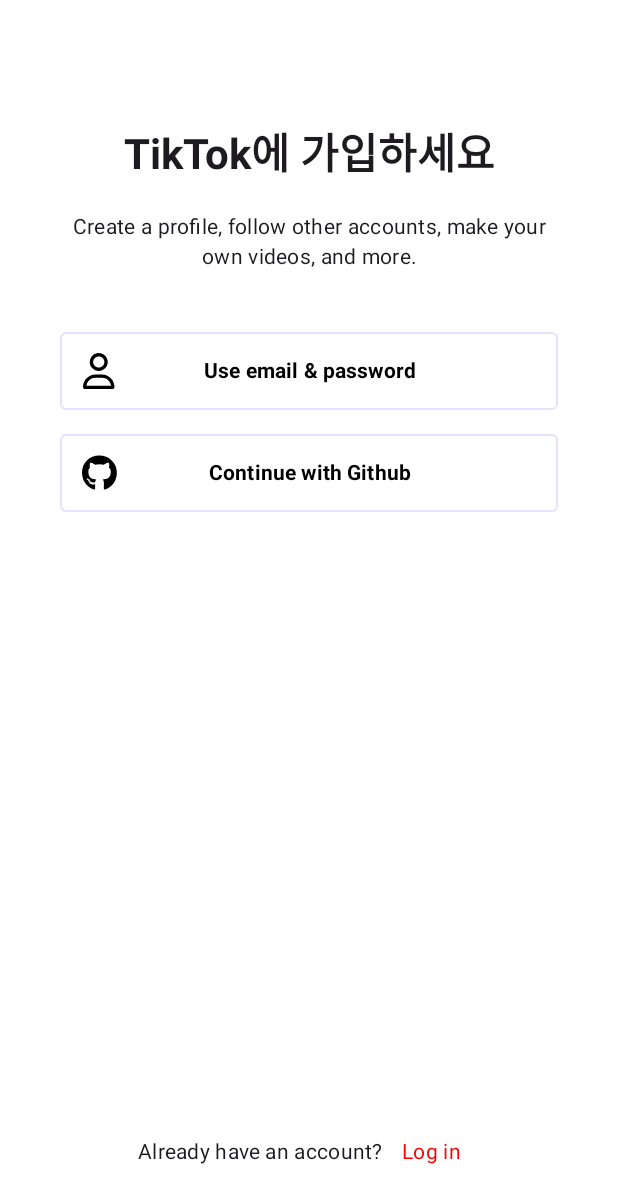
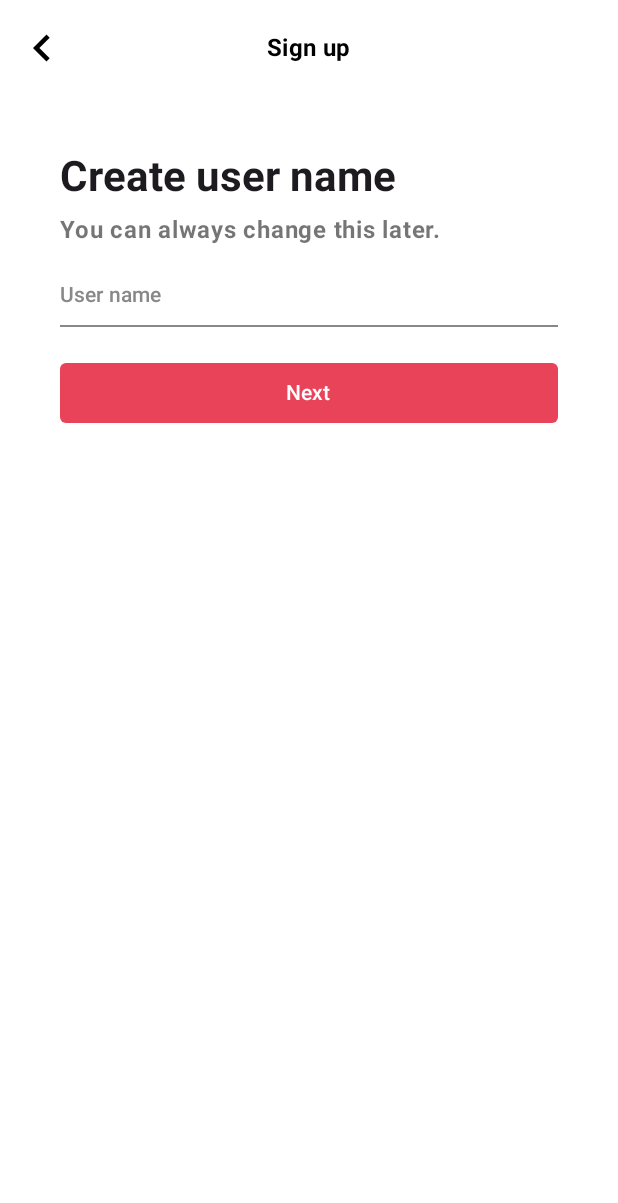
Before and after one commit to bam-e22/tiktok_clone_android, an Android app built with Jetpack Compose: the screen it shows after launch (MainActivity), after a tap on "Use email & password", on a phone screen of 412 x 824 dp. Shown: the top 1203 px of the screen. Run offline under Robolectric (Android 15) with nearby library versions, the phone set to English and light mode, and no system bars.

Commit message:
UserNameScreen 추가. 기타 공통 컴포넌트 추가

```diff
--- a/app/src/main/java/com/example/tiktok/navigation/AuthNavigation.kt
+++ b/app/src/main/java/com/example/tiktok/navigation/AuthNavigation.kt
@@ -6,10 +6,12 @@ import androidx.navigation.compose.composable
 import androidx.navigation.navigation
 import com.example.tiktok.ui.authentication.login.LoginRoute
 import com.example.tiktok.ui.authentication.signup.SignUpRoute
+import com.example.tiktok.ui.authentication.signup.UserNameRoute
 
 const val AuthGraphRoute = "auth_graph"
 const val SignUpNavRoute = "signup"
 const val LoginNavRoute = "login"
+const val UserNameNavRoute = "username"
 
 fun NavGraphBuilder.addAuthNavGraph(
     navController: NavController,
@@ -24,10 +26,21 @@ fun NavGraphBuilder.addAuthNavGraph(
             SignUpRoute(
                 navigateToLogin = {
                     navController.navigate(LoginNavRoute)
+                },
+                navigateToUserName = {
+                    navController.navigate(UserNameNavRoute)
                 }
             )
         }
-
+        composable(
+            route = UserNameNavRoute
+        ) {
+            UserNameRoute(
+                navigateBack = {
+                    navController.popBackStack()
+                }
+            )
+        }
         composable(
             route = LoginNavRoute
         ) {
--- a/app/src/main/java/com/example/tiktok/ui/authentication/login/LoginScreen.kt
+++ b/app/src/main/java/com/example/tiktok/ui/authentication/login/LoginScreen.kt
@@ -67,11 +67,11 @@ fun LoginScreen(
                 .padding(
                     bottom = paddingValues.calculateBottomPadding(),
                     start = 40.dp,
-                    end = 40.dp
+                    end = 40.dp,
+                    top = 80.dp
                 ),
             horizontalAlignment = Alignment.CenterHorizontally,
         ) {
-            Spacer(modifier = Modifier.height(80.dp))
             Text(
                 text = "Log in to TikTok",
                 style = MaterialTheme.typography.headlineMedium.copy(fontWeight = FontWeight.Bold),
--- a/app/src/main/java/com/example/tiktok/ui/authentication/signup/SignUpScreen.kt
+++ b/app/src/main/java/com/example/tiktok/ui/authentication/signup/SignUpScreen.kt
@@ -29,15 +29,18 @@ import com.example.tiktok.ui.theme.TiktokTheme
 @Composable
 fun SignUpRoute(
     navigateToLogin: () -> Unit,
+    navigateToUserName: () -> Unit,
 ) {
     SignUpScreen(
-        navigateToLogin = navigateToLogin
+        navigateToLogin = navigateToLogin,
+        navigateToUserName = navigateToUserName
     )
 }
 
 @Composable
 private fun SignUpScreen(
     navigateToLogin: () -> Unit,
+    navigateToUserName: () -> Unit,
 ) {
     Scaffold(
         modifier = Modifier
@@ -69,11 +72,11 @@ private fun SignUpScreen(
                 .padding(
                     bottom = paddingValues.calculateBottomPadding(),
                     start = 40.dp,
-                    end = 40.dp
+                    end = 40.dp,
+                    top = 80.dp
                 ),
             horizontalAlignment = Alignment.CenterHorizontally,
         ) {
-            Spacer(modifier = Modifier.height(80.dp))
             Text(
                 text = "TikTok에 가입하세요",
                 style = MaterialTheme.typography.headlineMedium.copy(fontWeight = FontWeight.Bold),
@@ -88,7 +91,7 @@ private fun SignUpScreen(
             AuthButton(
                 painter = painterResource(id = R.drawable.user),
                 text = "Use email & password",
-                onClick = { }
+                onClick = navigateToUserName
             )
             Spacer(modifier = Modifier.height(16.dp))
             AuthButton(
@@ -96,7 +99,6 @@ private fun SignUpScreen(
                 text = "Continue with Github",
                 onClick = { }
             )
-
         }
     }
 }
@@ -106,7 +108,8 @@ private fun SignUpScreen(
 fun SignUpScreenPreview() {
     TiktokTheme {
         SignUpScreen(
-            navigateToLogin = {}
+            navigateToLogin = {},
+            navigateToUserName = {}
         )
     }
 }
--- /dev/null
+++ b/app/src/main/java/com/example/tiktok/ui/authentication/signup/UserNameScreen.kt
@@ -0,0 +1,89 @@
+package com.example.tiktok.ui.authentication.signup
+
+import androidx.compose.foundation.background
+import androidx.compose.foundation.layout.Column
+import androidx.compose.foundation.layout.Spacer
+import androidx.compose.foundation.layout.fillMaxSize
+import androidx.compose.foundation.layout.fillMaxWidth
+import androidx.compose.foundation.layout.height
+import androidx.compose.foundation.layout.padding
+import androidx.compose.material3.MaterialTheme
+import androidx.compose.material3.Scaffold
+import androidx.compose.material3.Text
+import androidx.compose.runtime.Composable
+import androidx.compose.ui.Modifier
+import androidx.compose.ui.res.stringResource
+import androidx.compose.ui.text.font.FontWeight
+import androidx.compose.ui.text.input.TextFieldValue
+import androidx.compose.ui.unit.dp
+import com.example.tiktok.R
+import com.example.tiktok.ui.components.BasicButton
+import com.example.tiktok.ui.components.TikTokTopAppBar
+import com.example.tiktok.ui.components.UnderlineTextField
+import com.example.tiktok.ui.theme.Black54
+
+@Composable
+fun UserNameRoute(
+    navigateBack: () -> Unit,
+) {
+    UserNameScreen(
+        navigateBack = navigateBack,
+    )
+}
+
+@Composable
+fun UserNameScreen(
+    navigateBack: () -> Unit,
+) {
+    Scaffold(
+        modifier = Modifier.background(MaterialTheme.colorScheme.background),
+        topBar = {
+            TikTokTopAppBar(
+                title = stringResource(R.string.sign_up),
+                navigateBack = navigateBack
+            )
+        }
+    ) { paddingValues ->
+        Column(
+            modifier = Modifier
+                .fillMaxSize()
+                .padding(
+                    bottom = paddingValues.calculateBottomPadding(),
+                    start = 40.dp,
+                    end = 40.dp,
+                    top = 80.dp
+                ),
+        ) {
+            Spacer(modifier = Modifier.height(20.dp))
+            Text(
+                text = "Create user name",
+                style = MaterialTheme.typography.headlineMedium
+                    .copy(
+                        fontWeight = FontWeight.Bold
+                    ),
+            )
+            Spacer(modifier = Modifier.height(8.dp))
+            Text(
+                text = "You can always change this later.",
+                style = MaterialTheme.typography.bodyLarge
+                    .copy(
+                        fontWeight = FontWeight.Bold,
+                        color = Black54
+                    ),
+            )
+            Spacer(modifier = Modifier.height(24.dp))
+            UnderlineTextField(
+                textFieldValue = TextFieldValue(),
+                onValueChange = {},
+                hintText = "User name"
+            )
+            Spacer(modifier = Modifier.height(20.dp))
+            BasicButton(
+                modifier = Modifier.fillMaxWidth(),
+                onClick = {},
+                enabled = true,
+                text = "Next"
+            )
+        }
+    }
+}
--- a/app/src/main/java/com/example/tiktok/ui/components/AuthButton.kt
+++ b/app/src/main/java/com/example/tiktok/ui/components/AuthButton.kt
@@ -44,13 +44,13 @@ fun AuthButton(
         Icon(
             painter = painter,
             contentDescription = null,
-            modifier = Modifier.size(Sizes.IconSize)
+            modifier = Modifier.size(Sizes.SmallIconSize)
         )
         Text(
             text,
             modifier = Modifier
                 .weight(1f)
-                .offset(-(Sizes.IconSize / 2)),
+                .offset(-(Sizes.SmallIconSize / 2)),
             textAlign = TextAlign.Center,
             style = MaterialTheme.typography.labelLarge.copy(fontWeight = FontWeight.Bold)
         )
--- /dev/null
+++ b/app/src/main/java/com/example/tiktok/ui/components/BasicButton.kt
@@ -0,0 +1,32 @@
+package com.example.tiktok.ui.components
+
+import androidx.compose.material3.ButtonDefaults
+import androidx.compose.material3.FilledTonalButton
+import androidx.compose.material3.MaterialTheme
+import androidx.compose.material3.Text
+import androidx.compose.runtime.Composable
+import androidx.compose.ui.Modifier
+
+@Composable
+fun BasicButton(
+    modifier: Modifier = Modifier,
+    onClick: () -> Unit,
+    enabled: Boolean = true,
+    text: String,
+) {
+    FilledTonalButton(
+        modifier = modifier,
+        onClick = onClick,
+        enabled = enabled,
+        colors = ButtonDefaults.filledTonalButtonColors(
+            containerColor = MaterialTheme.colorScheme.primary,
+            contentColor = MaterialTheme.colorScheme.onPrimary,
+        ),
+        shape = MaterialTheme.shapes.extraSmall
+    ) {
+        Text(
+            text,
+            style = MaterialTheme.typography.labelLarge
+        )
+    }
+}
--- /dev/null
+++ b/app/src/main/java/com/example/tiktok/ui/components/TikTokTopAppBar.kt
@@ -0,0 +1,54 @@
+package com.example.tiktok.ui.components
+
+import androidx.compose.foundation.layout.RowScope
+import androidx.compose.foundation.layout.size
+import androidx.compose.material.icons.Icons
+import androidx.compose.material.icons.filled.KeyboardArrowLeft
+import androidx.compose.material3.CenterAlignedTopAppBar
+import androidx.compose.material3.ExperimentalMaterial3Api
+import androidx.compose.material3.Icon
+import androidx.compose.material3.IconButton
+import androidx.compose.material3.MaterialTheme
+import androidx.compose.material3.Text
+import androidx.compose.material3.TopAppBarDefaults
+import androidx.compose.runtime.Composable
+import androidx.compose.ui.Modifier
+import androidx.compose.ui.res.stringResource
+import androidx.compose.ui.text.font.FontWeight
+import com.example.tiktok.R
+import com.example.tiktok.ui.utils.Sizes.MediumIconSize
+
+@OptIn(ExperimentalMaterial3Api::class)
+@Composable
+fun TikTokTopAppBar(
+    title: String,
+    navigateBack: () -> Unit,
+    actions: @Composable RowScope.() -> Unit = {},
+) {
+    CenterAlignedTopAppBar(
+        title = {
+            Text(
+                text = title,
+                style = MaterialTheme.typography.titleMedium.copy(
+                    fontWeight = FontWeight.Bold
+                ),
+            )
+        },
+        navigationIcon = {
+            IconButton(onClick = navigateBack) {
+                Icon(
+                    modifier = Modifier.size(MediumIconSize),
+                    imageVector = Icons.Filled.KeyboardArrowLeft,
+                    contentDescription = stringResource(id = R.string.cd_navigate_back),
+                )
+            }
+        },
+        colors = TopAppBarDefaults.topAppBarColors(
+            containerColor = MaterialTheme.colorScheme.primaryContainer,
+            actionIconContentColor = MaterialTheme.colorScheme.onPrimaryContainer,
+            navigationIconContentColor = MaterialTheme.colorScheme.onPrimaryContainer,
+            titleContentColor = MaterialTheme.colorScheme.onPrimaryContainer,
+        ),
+        actions = actions
+    )
+}
--- /dev/null
+++ b/app/src/main/java/com/example/tiktok/ui/components/UnderlineTextField.kt
@@ -0,0 +1,44 @@
+package com.example.tiktok.ui.components
+
+import androidx.compose.foundation.layout.Spacer
+import androidx.compose.foundation.layout.fillMaxWidth
+import androidx.compose.foundation.layout.height
+import androidx.compose.foundation.text.BasicTextField
+import androidx.compose.material3.Divider
+import androidx.compose.material3.MaterialTheme
+import androidx.compose.material3.Text
+import androidx.compose.runtime.Composable
+import androidx.compose.ui.Modifier
+import androidx.compose.ui.graphics.Color
+import androidx.compose.ui.text.input.TextFieldValue
+import androidx.compose.ui.unit.dp
+
+@Composable
+fun UnderlineTextField(
+    textFieldValue: TextFieldValue,
+    onValueChange: (TextFieldValue) -> Unit,
+    hintText: String
+) {
+    BasicTextField(
+        modifier = Modifier.fillMaxWidth(),
+        value = textFieldValue,
+        onValueChange = onValueChange,
+        textStyle = MaterialTheme.typography.labelLarge,
+        decorationBox = { innerTextField ->
+            if (textFieldValue.text.isEmpty()) {
+                Text(
+                    text = hintText,
+                    style = MaterialTheme.typography.labelLarge.copy(
+                        color = Color.Gray
+                    )
+                )
+            }
+            innerTextField()
+        }
+    )
+    Spacer(modifier = Modifier.height(10.dp))
+    Divider(
+        modifier = Modifier.fillMaxWidth(),
+        color = Color.Gray
+    )
+}
--- a/app/src/main/java/com/example/tiktok/ui/theme/Color.kt
+++ b/app/src/main/java/com/example/tiktok/ui/theme/Color.kt
@@ -11,3 +11,4 @@ val PurpleGrey40 = Color(0xFF625b71)
 val Pink40 = Color(0xFF7D5260)
 
 val ButtonBorderColor = Color(0xE0E0E0FF)
+val Black54 = Color(0x8A000000)
--- a/app/src/main/java/com/example/tiktok/ui/theme/Theme.kt
+++ b/app/src/main/java/com/example/tiktok/ui/theme/Theme.kt
@@ -14,6 +14,7 @@ import androidx.core.view.WindowCompat
 
 private val LightColorScheme = lightColorScheme(
     primary = Color(0xFFE9435A),
+    onPrimary = Color.White,
     secondary = PurpleGrey40,
     tertiary = Pink40,
     background = Color.White,
@@ -34,6 +35,7 @@ private val LightColorScheme = lightColorScheme(
 
 private val DarkColorScheme = darkColorScheme(
     primary = Color(0xFFE9435A),
+    onPrimary = Color.White,
     secondary = PurpleGrey80,
     tertiary = Pink80,
     background = Color.Black,
--- a/app/src/main/java/com/example/tiktok/ui/utils/Sizes.kt
+++ b/app/src/main/java/com/example/tiktok/ui/utils/Sizes.kt
@@ -3,5 +3,7 @@ package com.example.tiktok.ui.utils
 import androidx.compose.ui.unit.dp
 
 object Sizes {
-    val IconSize = 24.dp
+    val SmallIconSize = 24.dp
+    val MediumIconSize = 36.dp
+    val LargeIconSize = 48.dp
 }
--- a/app/src/main/res/values/strings.xml
+++ b/app/src/main/res/values/strings.xml
@@ -1,3 +1,5 @@
 <resources>
     <string name="app_name">tiktok</string>
+    <string name="cd_navigate_back">뒤로</string>
+    <string name="sign_up">Sign up</string>
 </resources>
```
